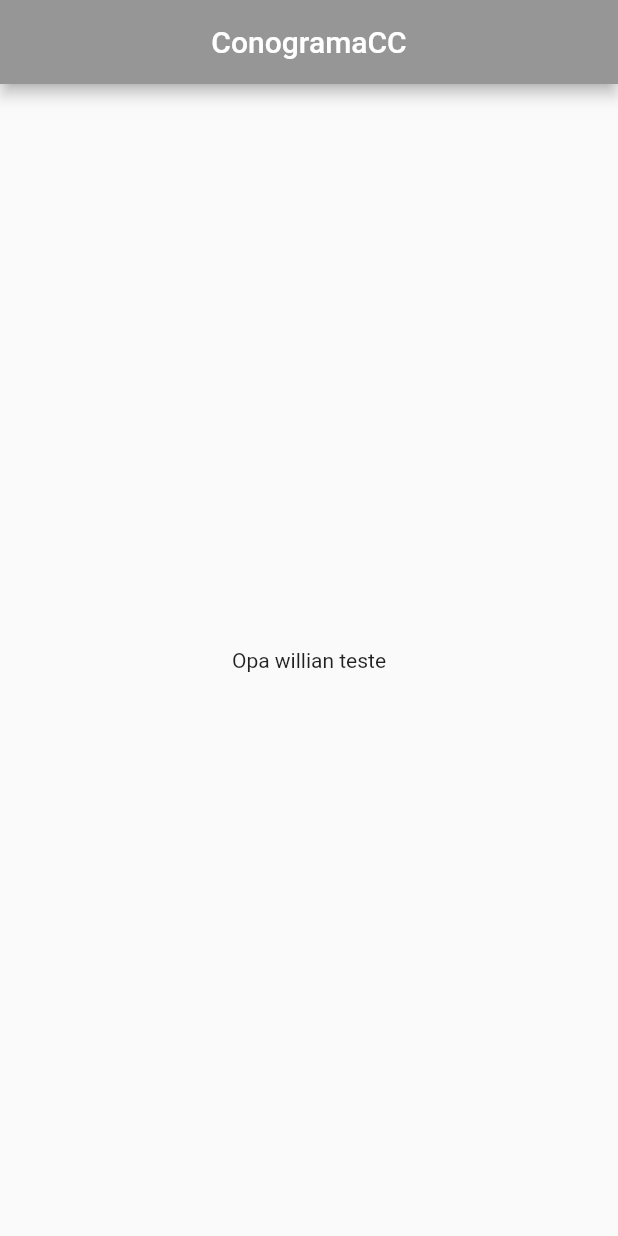
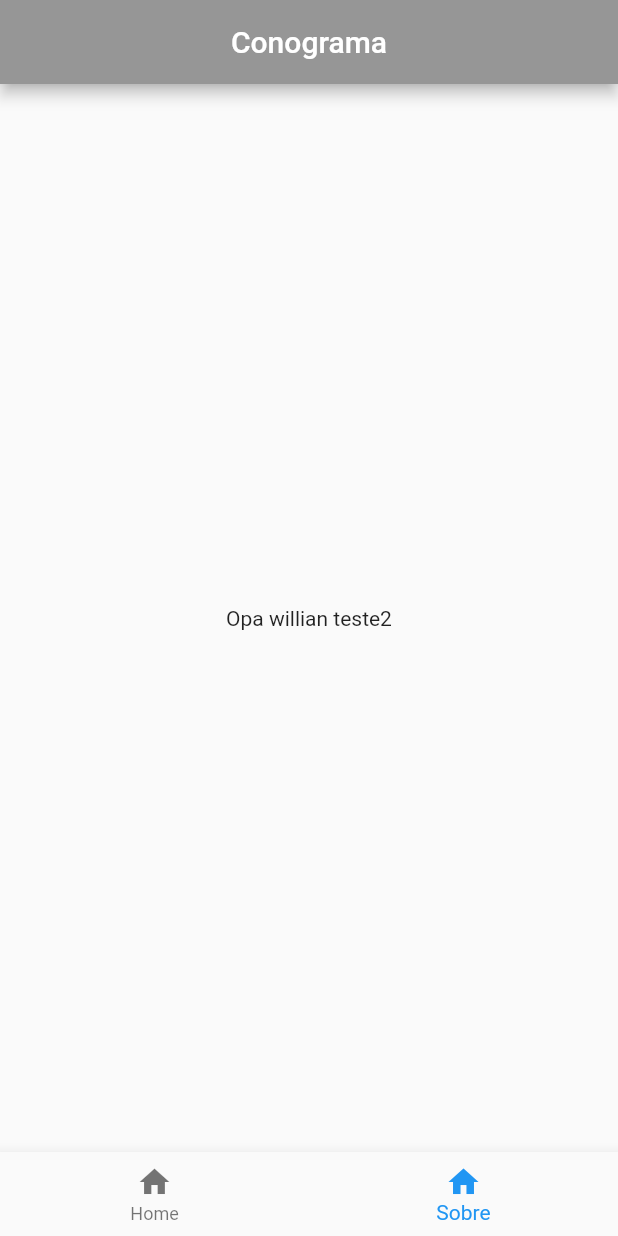
Before and after one commit to willianmarquesfsa/flutterapp, a Flutter app: the screen it shows after launch, on a phone screen of 412 x 824 dp. Run offline on Flutter 3.47's test engine with Material 2 defaults, Android fonts, the phone set to English and light mode, and no system bars.

Commit message:
Adicionei bottun bar iten

```diff
--- a/lib/layout.dart
+++ b/lib/layout.dart
@@ -1,15 +1,27 @@
 import 'package:flutter/material.dart';
 
 class Layout {
+
+  static int currItem = 1;
 static Scaffold getContent(BuildContext context, content) {
 
 return Scaffold(appBar:AppBar(
                        backgroundColor: Color.fromRGBO(150, 150, 150, 1),
-                       title: Center(child: Text("ConogramaCC"),
+                       title: Center(child: Text("Conograma"),
                        ),
                        ),
+
+                bottomNavigationBar: BottomNavigationBar(
+                                     currentIndex: currItem,
+                                     items: <BottomNavigationBarItem>[
+                                     BottomNavigationBarItem(icon: Icon(Icons.home), title: Text("Home")),
+                                     BottomNavigationBarItem(icon: Icon(Icons.home), title: Text("Sobre")),
+                                     ],
+
+                ),
                 body: content,
-                       );
+
+              );
 
 }
 
--- a/lib/pages/home.dart
+++ b/lib/pages/home.dart
@@ -7,7 +7,7 @@ class HomePage extends StatelessWidget{
   @override
    Widget build(BuildContext context){
      final content = Center(
-                     child: Text("Opa willian teste"),
+                     child: Text("Opa willian teste2"),
                      );
      return Layout.getContent(context, content);
    }
```
